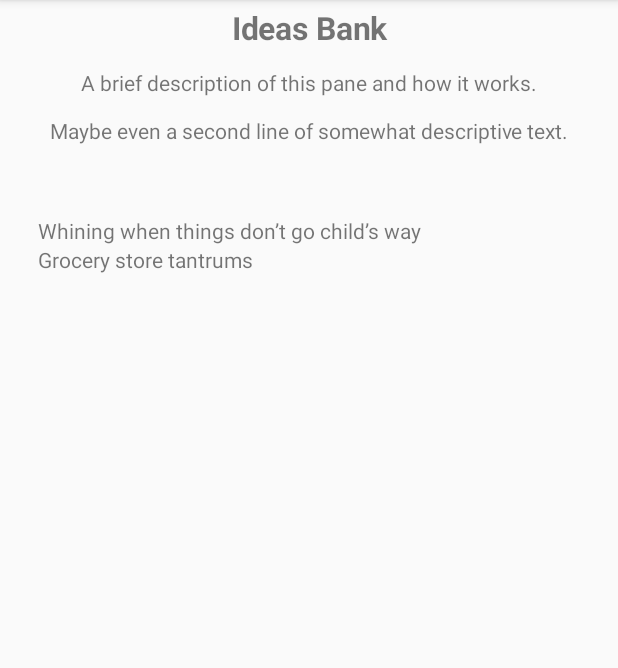
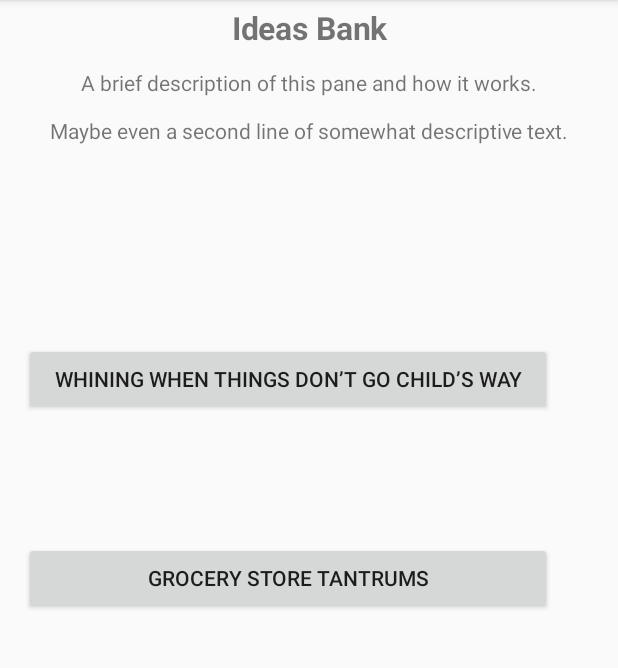
Before and after one commit to fredcrary/STAR_Parenting, an Android app: the IdeaBankMainActivity screen opened directly, with no data from a screen before it, on a phone screen of 412 x 824 dp, the part 84-752 px from its top. Run offline under Robolectric (Android 15) with nearby library versions, the phone set to English and light mode, and no system bars.

Commit message:
Move button creation for each problem into RecyclerViewAdapter and make them all start their related activities on click.  Styling needs love.

```diff
--- a/android/StarParent/app/src/main/java/com/starparent/starparent/IdeaBankMainActivity.java
+++ b/android/StarParent/app/src/main/java/com/starparent/starparent/IdeaBankMainActivity.java
@@ -1,6 +1,5 @@
 package com.starparent.starparent;
 
-import android.content.Intent;
 import android.support.v7.widget.LinearLayoutManager;
 import android.support.v7.widget.RecyclerView;
 import android.text.Html;
@@ -8,14 +7,10 @@ import android.util.Log;
 import android.os.Bundle;
 import android.support.v7.app.AppCompatActivity;
 import android.support.v7.widget.Toolbar;
-import android.view.View;
-import android.widget.Button;
 import android.widget.TextView;
-
 import org.xmlpull.v1.XmlPullParserException;
 import java.io.IOException;
 import java.io.InputStream;
-import java.util.ArrayList;
 import java.util.List;
 import com.starparent.starparent.StaticClasses.*;
 
@@ -68,25 +63,10 @@ public class IdeaBankMainActivity extends AppCompatActivity {
         recyclerView.setLayoutManager(layoutManager);
 
         if (problems != null) {
-            List <Button> btnList = new ArrayList<>();
-            for (final IdeasBankProblem problem : problems) {
-                Button btn = new Button(this);
-                btn.setText(problem.title);
-                btn.setVisibility(View.VISIBLE);
-                btn.setOnClickListener(new View.OnClickListener() {
-                    @Override
-                    public void onClick(View v) {
-                        Intent i = new Intent(IdeaBankMainActivity.this, ProblemActivity.class);
-                        Bundle b = new Bundle();
-                        b.putSerializable("problem", problem);
-                        i.putExtras(b);
-                        startActivity(i);
-                    }
-                });
-                btnList.add(btn);
-            }
-            adapter = new RecyclerViewAdapter(btnList);
+            adapter = new RecyclerViewAdapter(problems, IdeaBankMainActivity.this);
             recyclerView.setAdapter(adapter);
+        } else {
+            //TODO: erm...display something here probably. :)
         }
     }
 
--- a/android/StarParent/app/src/main/java/com/starparent/starparent/RecyclerViewAdapter.java
+++ b/android/StarParent/app/src/main/java/com/starparent/starparent/RecyclerViewAdapter.java
@@ -1,55 +1,72 @@
 package com.starparent.starparent;
 
+import android.content.Context;
+import android.content.Intent;
+import android.os.Bundle;
 import android.support.v7.widget.RecyclerView;
+import android.util.Log;
 import android.view.LayoutInflater;
 import android.view.View;
 import android.view.ViewGroup;
 import android.widget.Button;
 import android.widget.TextView;
+import com.starparent.starparent.StaticClasses.*;
 
 import java.util.List;
 
 /**
  * Borrowed from https://developer.android.com/training/material/lists-cards.html
+ * A little extra help came from https://stackoverflow.com/questions/43703837/onclicklistener-recyclerview-list-of-buttons
  */
 
 public class RecyclerViewAdapter extends RecyclerView.Adapter<RecyclerViewAdapter.ViewHolder> {
-    private List<Button> listItems;
+    private static final String TAG = "RecyclerViewAdapter";
+    private List<IdeasBankProblem> problems;
+    private Context context;
 
-    // Provide a reference to the views for each data item
-    // Complex data items may need more than one view per item, and
-    // you provide access to all the views for a data item in a view holder
     public static class ViewHolder extends RecyclerView.ViewHolder {
-        public TextView mTextView;
-        public ViewHolder(View v) {
+        TextView mTextView;
+        Button problem;
+        ViewHolder(View v) {
             super(v);
             mTextView = (TextView) v.findViewById(R.id.textView);
+            problem = (Button) v.findViewById(R.id.text_view_button);
         }
     }
 
-    // Provide a suitable constructor (depends on the kind of dataset)
-    public RecyclerViewAdapter(List<Button> listItems) {
-        this.listItems = listItems;
+    public RecyclerViewAdapter(List<IdeasBankProblem> problems, Context context) {
+        this.problems = problems;
+        this.context = context;
     }
 
-    // Create new views (invoked by the layout manager)
     @Override
     public RecyclerViewAdapter.ViewHolder onCreateViewHolder(ViewGroup parent, int viewType) {
         View v = LayoutInflater.from(parent.getContext()).inflate(R.layout.text_view, parent, false);
-        ViewHolder vh = new ViewHolder(v);
-        return vh;
+        return new ViewHolder(v);
     }
 
-    // Replace the contents of a view (invoked by the layout manager)
     @Override
-    public void onBindViewHolder(ViewHolder holder, int position) {
-        // - get element from your dataset at this position
-        // - replace the contents of the view with that element
-        holder.mTextView.setText(listItems.get(position).getText());
+    public void onBindViewHolder(ViewHolder holder, final int position) {
+        holder.problem.setText(problems.get(position).title);
+        holder.problem.setOnClickListener(new View.OnClickListener() {
+            @Override
+            public void onClick(View v) {
+                startProblemActivity(position);
+            }
+        });
+    }
+
+    private void startProblemActivity(int position) {
+        Log.d(TAG, "startingProblemActivity: " + position);
+        Intent i = new Intent(context, ProblemActivity.class);
+        Bundle b = new Bundle();
+        b.putSerializable("problem", problems.get(position));
+        i.putExtras(b);
+        context.startActivity(i);
     }
 
     @Override
     public int getItemCount() {
-        return listItems.size();
+        return problems.size();
     }
 }
--- a/android/StarParent/app/src/main/res/layout/text_view.xml
+++ b/android/StarParent/app/src/main/res/layout/text_view.xml
@@ -15,4 +15,15 @@
         android:paddingLeft="25dp"
         android:paddingRight="25dp" />
 
+    <Button
+        android:id="@+id/text_view_button"
+        android:layout_width="352dp"
+        android:layout_height="wrap_content"
+        android:layout_marginLeft="16dp"
+        android:layout_marginRight="16dp"
+        android:layout_marginTop="65dp"
+        android:visibility="visible"
+        android:layout_marginStart="16dp"
+        android:layout_marginEnd="16dp" />
+
 </LinearLayout>
```
